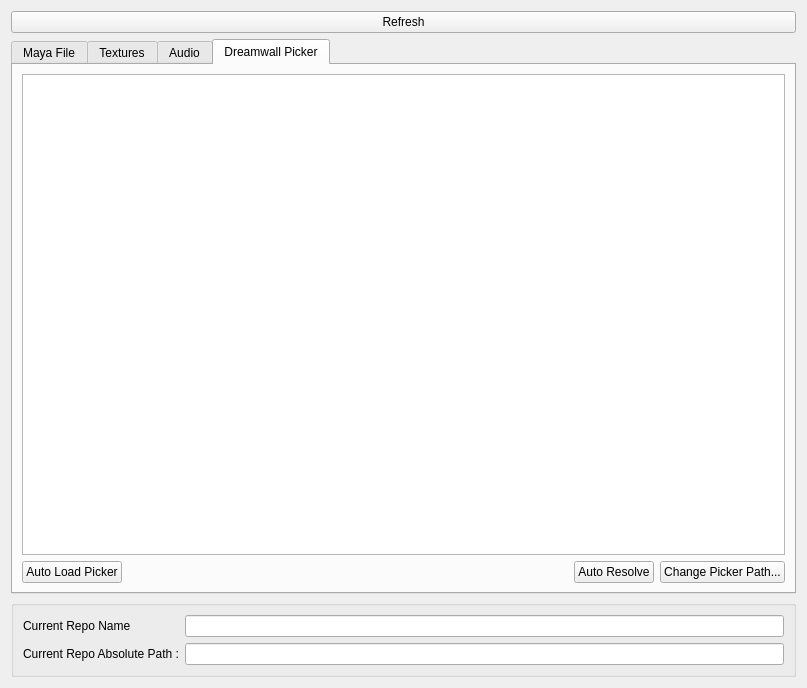
The window that maya-scripts/UkoreReferenceEditor/widget.ui (tonmaiart/UkoreReferenceEditor) describes before a commit, drawn with Qt 5.
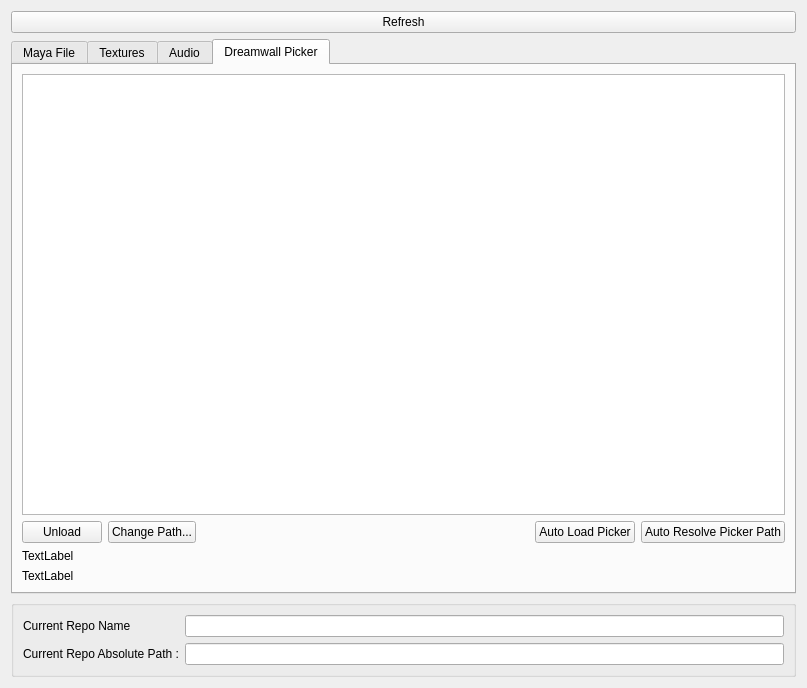
The same window after the commit.

Commit message: Auto-untrack gitignored files before sync

Diff of the .ui file:
```diff
--- a/maya-scripts/UkoreReferenceEditor/widget.ui
+++ b/maya-scripts/UkoreReferenceEditor/widget.ui
@@ -473,9 +473,16 @@
        <item row="1" column="0">
         <layout class="QHBoxLayout" name="horizontalLayout_4">
          <item>
-          <widget class="QPushButton" name="pushButton_change_picker_path_auto_load_picker">
+          <widget class="QPushButton" name="pushButton_unload_picker">
            <property name="text">
-            <string>Auto Load Picker</string>
+            <string>Unload</string>
+           </property>
+          </widget>
+         </item>
+         <item>
+          <widget class="QPushButton" name="pushButton_change_picker_path">
+           <property name="text">
+            <string>Change Path...</string>
            </property>
           </widget>
          </item>
@@ -492,22 +499,36 @@
            </property>
           </spacer>
          </item>
+         <item>
+          <widget class="QPushButton" name="pushButton_change_picker_path_auto_load_picker">
+           <property name="text">
+            <string>Auto Load Picker</string>
+           </property>
+          </widget>
+         </item>
          <item>
           <widget class="QPushButton" name="pushButton_auto_resolve_picker_path">
            <property name="text">
-            <string>Auto Resolve</string>
-           </property>
-          </widget>
-         </item>
-         <item>
-          <widget class="QPushButton" name="pushButton_change_picker_path">
-           <property name="text">
-            <string>Change Picker Path...</string>
+            <string>Auto Resolve Picker Path</string>
            </property>
           </widget>
          </item>
         </layout>
        </item>
+       <item row="2" column="0">
+        <widget class="QLabel" name="label_picker_path">
+         <property name="text">
+          <string>TextLabel</string>
+         </property>
+        </widget>
+       </item>
+       <item row="3" column="0">
+        <widget class="QLabel" name="label_picker_image_source_path">
+         <property name="text">
+          <string>TextLabel</string>
+         </property>
+        </widget>
+       </item>
       </layout>
      </widget>
     </widget>
```
The commit also changes 5 other files.
